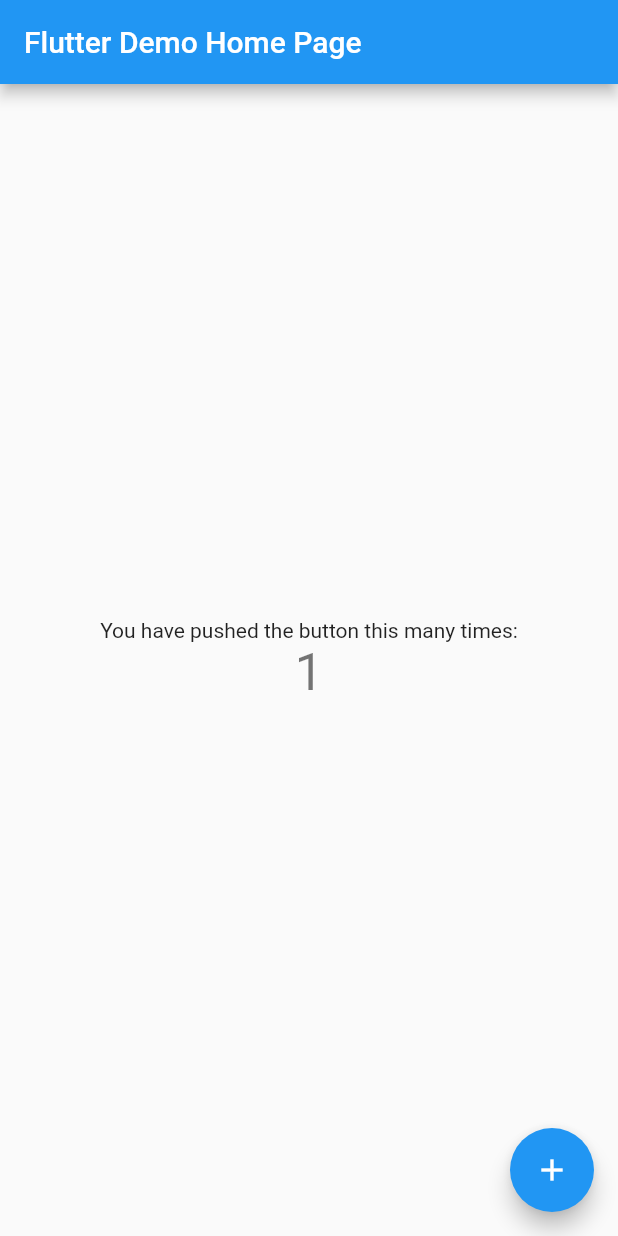
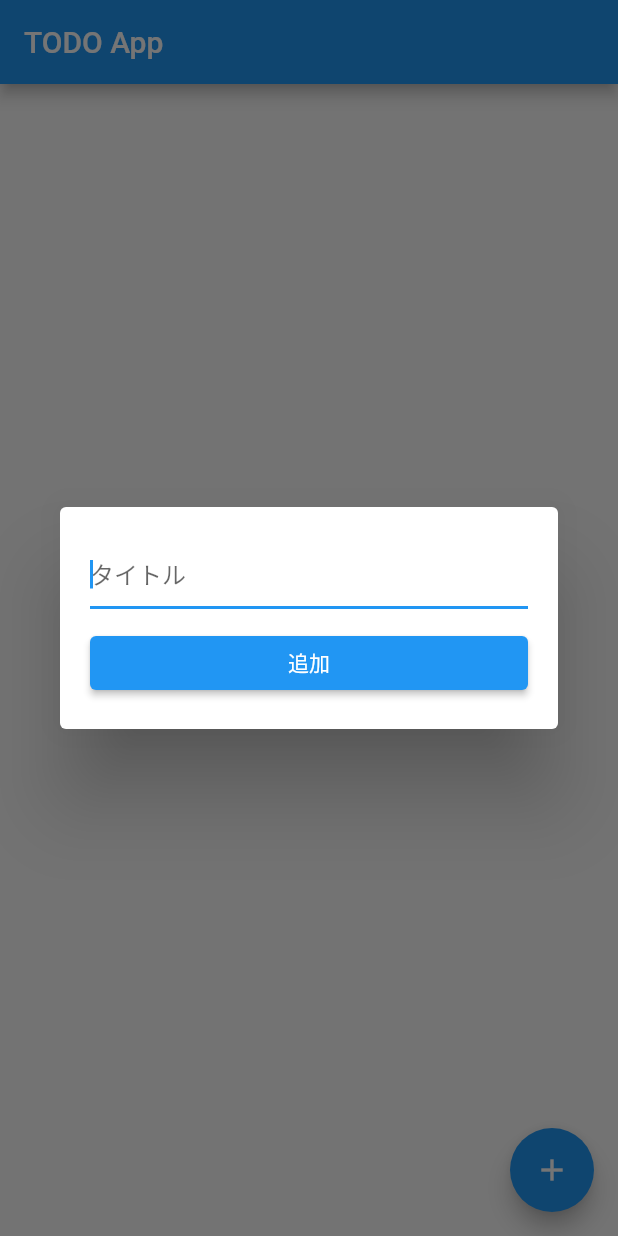
Before and after one commit to misaki-kawaguchi/todo_app, a Flutter app: the screen it shows after launch, after a tap on the "add" icon, on a phone screen of 412 x 824 dp. Run offline on Flutter 3.47's test engine with Material 2 defaults, Android fonts, the phone set to English and light mode, and no system bars; our stand-ins replace cloud_firestore, firebase_core, flutter_hooks, freezed_annotation, hooks_riverpod; accounts and stored records are empty.

Commit message:
Itemを追加する機能を実装 (#3)
* riverpodを追加

* firebaseFirestoreProviderを作成

* itemRepositoryProviderとItemRepositoryクラスを作成

* repositoryにcreateItemを追加

* view modelにitemListProviderとItemListNotifierを作成

* viewmodelにaddItemメソッドを追加

* ダイアログを表示する

* itemを追加できるようにする

```diff
--- a/lib/main.dart
+++ b/lib/main.dart
@@ -1,118 +1,25 @@
 import 'package:firebase_core/firebase_core.dart';
 import 'package:flutter/material.dart';
+import 'package:hooks_riverpod/hooks_riverpod.dart';
+import 'package:todo_app/ui/pages/item_list_page.dart';
 
 void main() async {
   WidgetsFlutterBinding.ensureInitialized();
   await Firebase.initializeApp();
-  runApp(const MyApp());
+  runApp(const ProviderScope(child: MyApp()));
 }
 
 class MyApp extends StatelessWidget {
   const MyApp({Key? key}) : super(key: key);
 
-  // This widget is the root of your application.
   @override
   Widget build(BuildContext context) {
     return MaterialApp(
-      title: 'Flutter Demo',
+      title: 'TODO App',
       theme: ThemeData(
-        // This is the theme of your application.
-        //
-        // Try running your application with "flutter run". You'll see the
-        // application has a blue toolbar. Then, without quitting the app, try
-        // changing the primarySwatch below to Colors.green and then invoke
-        // "hot reload" (press "r" in the console where you ran "flutter run",
-        // or simply save your changes to "hot reload" in a Flutter IDE).
-        // Notice that the counter didn't reset back to zero; the application
-        // is not restarted.
         primarySwatch: Colors.blue,
       ),
-      home: const MyHomePage(title: 'Flutter Demo Home Page'),
+      home: const ItemListPage(),
     );
   }
 }
-
-class MyHomePage extends StatefulWidget {
-  const MyHomePage({Key? key, required this.title}) : super(key: key);
-
-  // This widget is the home page of your application. It is stateful, meaning
-  // that it has a State object (defined below) that contains fields that affect
-  // how it looks.
-
-  // This class is the configuration for the state. It holds the values (in this
-  // case the title) provided by the parent (in this case the App widget) and
-  // used by the build method of the State. Fields in a Widget subclass are
-  // always marked "final".
-
-  final String title;
-
-  @override
-  State<MyHomePage> createState() => _MyHomePageState();
-}
-
-class _MyHomePageState extends State<MyHomePage> {
-  int _counter = 0;
-
-  void _incrementCounter() {
-    setState(() {
-      // This call to setState tells the Flutter framework that something has
-      // changed in this State, which causes it to rerun the build method below
-      // so that the display can reflect the updated values. If we changed
-      // _counter without calling setState(), then the build method would not be
-      // called again, and so nothing would appear to happen.
-      _counter++;
-    });
-  }
-
-  @override
-  Widget build(BuildContext context) {
-    // This method is rerun every time setState is called, for instance as done
-    // by the _incrementCounter method above.
-    //
-    // The Flutter framework has been optimized to make rerunning build methods
-    // fast, so that you can just rebuild anything that needs updating rather
-    // than having to individually change instances of widgets.
-    return Scaffold(
-      appBar: AppBar(
-        // Here we take the value from the MyHomePage object that was created by
-        // the App.build method, and use it to set our appbar title.
-        title: Text(widget.title),
-      ),
-      body: Center(
-        // Center is a layout widget. It takes a single child and positions it
-        // in the middle of the parent.
-        child: Column(
-          // Column is also a layout widget. It takes a list of children and
-          // arranges them vertically. By default, it sizes itself to fit its
-          // children horizontally, and tries to be as tall as its parent.
-          //
-          // Invoke "debug painting" (press "p" in the console, choose the
-          // "Toggle Debug Paint" action from the Flutter Inspector in Android
-          // Studio, or the "Toggle Debug Paint" command in Visual Studio Code)
-          // to see the wireframe for each widget.
-          //
-          // Column has various properties to control how it sizes itself and
-          // how it positions its children. Here we use mainAxisAlignment to
-          // center the children vertically; the main axis here is the vertical
-          // axis because Columns are vertical (the cross axis would be
-          // horizontal).
-          mainAxisAlignment: MainAxisAlignment.center,
-          children: <Widget>[
-            const Text(
-              'You have pushed the button this many times:',
-            ),
-            Text(
-              '$_counter',
-              style: Theme.of(context).textTheme.headline4,
-            ),
-          ],
-        ),
-      ),
-      floatingActionButton: FloatingActionButton(
-        onPressed: _incrementCounter,
-        tooltip: 'Increment',
-        child: const Icon(Icons.add),
-      ), // This trailing comma makes auto-formatting nicer for build methods.
-    );
-  }
-}
--- /dev/null
+++ b/lib/ui/pages/item_list_page.dart
@@ -0,0 +1,22 @@
+import 'package:flutter/material.dart';
+import 'package:todo_app/models/item_model.dart';
+import 'package:todo_app/ui/widgets/add_item_dialog.dart';
+
+class ItemListPage extends StatelessWidget {
+  const ItemListPage({Key? key}) : super(key: key);
+
+  @override
+  Widget build(BuildContext context) {
+    return Scaffold(
+      appBar: AppBar(
+        title: const Text('TODO App'),
+      ),
+      floatingActionButton: FloatingActionButton(
+        // タスク作成ダイアログを表示
+        onPressed: () => AddItemDialog.show(context, Item.empty()),
+        tooltip: 'Increment',
+        child: const Icon(Icons.add),
+      ),
+    );
+  }
+}
--- /dev/null
+++ b/lib/ui/widgets/add_item_dialog.dart
@@ -0,0 +1,57 @@
+import 'package:flutter/material.dart';
+import 'package:flutter_hooks/flutter_hooks.dart';
+import 'package:hooks_riverpod/hooks_riverpod.dart';
+import 'package:todo_app/models/item_model.dart';
+import 'package:todo_app/view_models/item_list_view_model.dart';
+
+class AddItemDialog extends HookConsumerWidget {
+  const AddItemDialog({
+    Key? key,
+    required this.item,
+  }) : super(key: key);
+
+  final Item item;
+
+  // ダイアログを表示
+  static void show(BuildContext context, Item item) {
+    showDialog(
+      context: context,
+      builder: (context) => AddItemDialog(item: item),
+    );
+  }
+
+  @override
+  Widget build(BuildContext context, WidgetRef ref) {
+    final textController = useTextEditingController(text: item.title);
+    final itemListNotifier = ref.watch(itemListProvider.notifier);
+    return Dialog(
+      child: Padding(
+        padding: const EdgeInsets.all(20),
+        child: Column(
+          mainAxisSize: MainAxisSize.min,
+          children: [
+            TextField(
+              controller: textController,
+              autofocus: true,
+              decoration: const InputDecoration(hintText: 'タイトル'),
+            ),
+            const SizedBox(height: 12.0),
+            SizedBox(
+              width: double.infinity,
+              child: ElevatedButton(
+                style: ElevatedButton.styleFrom(
+                  primary: Theme.of(context).primaryColor,
+                ),
+                onPressed: () {
+                  itemListNotifier.addItem(title: textController.text.trim());
+                  Navigator.pop(context);
+                },
+                child: const Text('追加'),
+              ),
+            ),
+          ],
+        ),
+      ),
+    );
+  }
+}
--- a/pubspec.yaml
+++ b/pubspec.yaml
@@ -22,6 +22,10 @@ dependencies:
   freezed_annotation: ^2.0.3
   json_serializable: ^6.3.1
 
+  # Riverpod
+  hooks_riverpod: ^1.0.3
+  flutter_hooks: ^0.18.3
+
 dev_dependencies:
   flutter_test:
     sdk: flutter
```
Also changed, not shown: lib/repositories/item_repository.dart (added, +38 -0 lines), lib/view_models/item_list_view_model.dart (added, +42 -0 lines), pubspec.lock.
